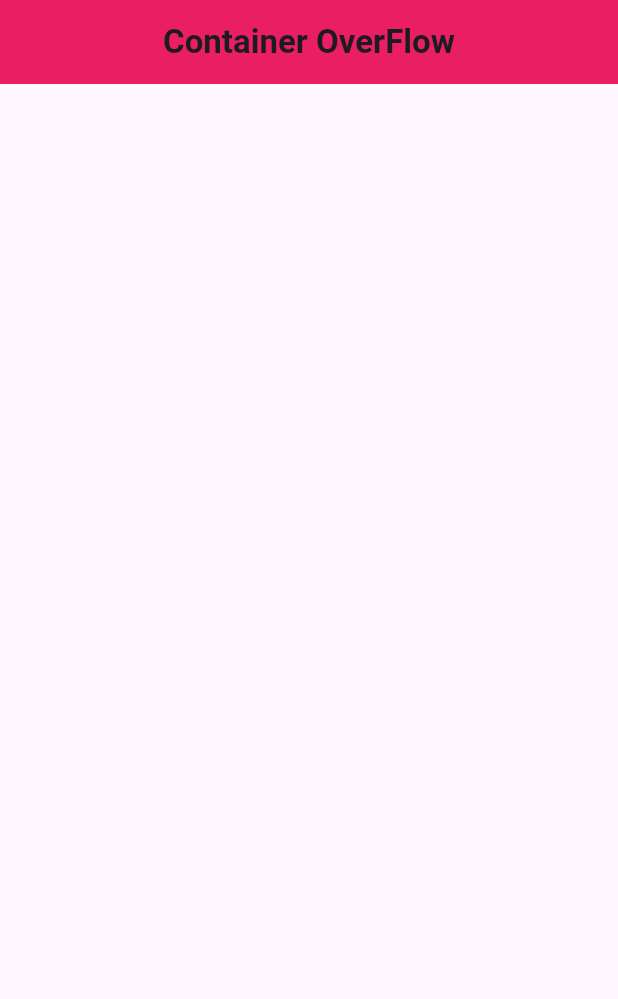
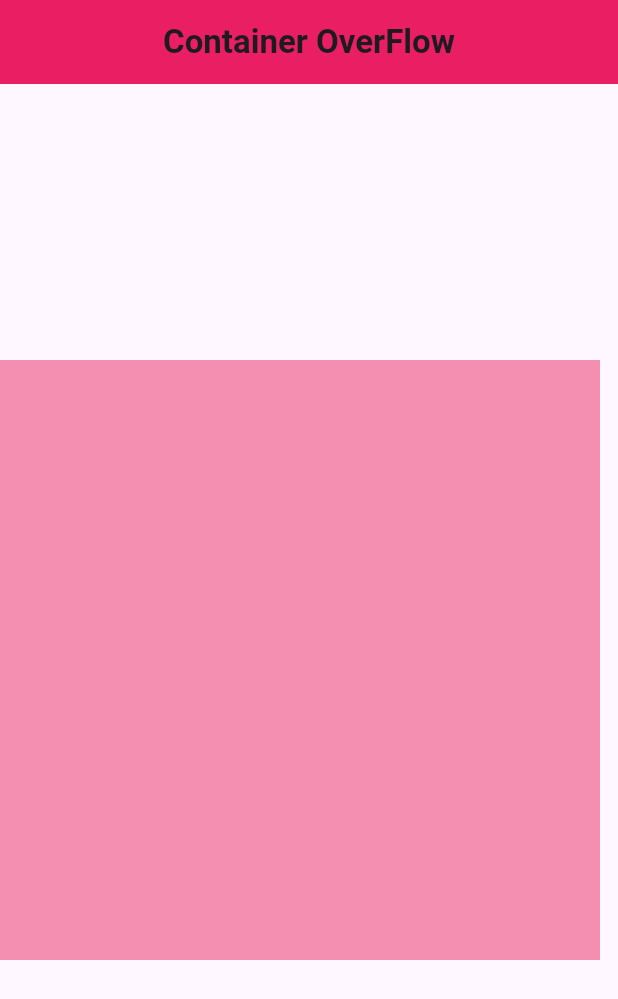
Before and after one commit to sohasara/Container-Overflow, a Flutter app: the screen it shows after launch, on a phone screen of 412 x 824 dp. Shown: the top 999 px of the screen. Run offline on Flutter 3.47's test engine with Material 3 defaults, Android fonts, the phone set to English and light mode, and no system bars.

Commit message:
add a container

```diff
--- a/lib/overflow.dart
+++ b/lib/overflow.dart
@@ -16,6 +16,18 @@ class OverFlow extends StatelessWidget {
           ),
         ),
       ),
+      body: Column(
+        mainAxisAlignment: MainAxisAlignment.center,
+        children: [
+          Container(
+            height: 400,
+            width: 400,
+            decoration: BoxDecoration(
+              color: Colors.pink[200],
+            ),
+          ),
+        ],
+      ),
     );
   }
 }
```
